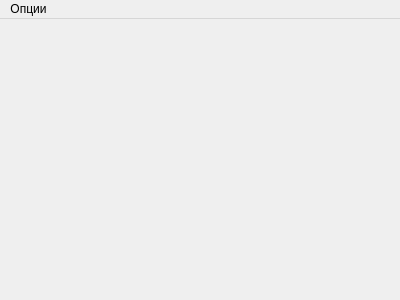
irsural/calibrator_pc, file ui/mainwindow.ui: the form before one commit.
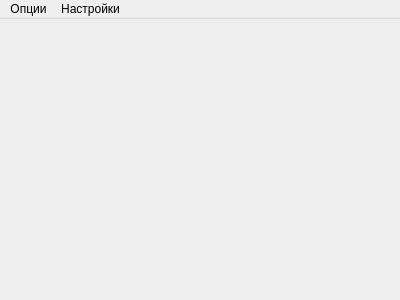
The form after the commit.

Patch:
```diff
--- a/ui/mainwindow.ui
+++ b/ui/mainwindow.ui
@@ -32,7 +32,14 @@
     </property>
     <addaction name="change_fixed_range_action"/>
    </widget>
+   <widget class="QMenu" name="settings_menu">
+    <property name="title">
+     <string>Настройки</string>
+    </property>
+    <addaction name="enter_settings_action"/>
+   </widget>
    <addaction name="options_menu"/>
+   <addaction name="settings_menu"/>
   </widget>
   <action name="change_fixed_range_action">
    <property name="text">
```
Left out of the diff: 5 changed lines with no effect on the pictures.
